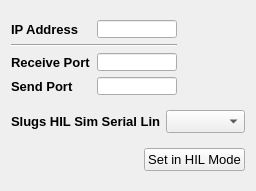
This is src/ui/slugshilsim.ui in mavlink/qgroundcontrol as Qt 5 draws it before an edit. The edited form follows.
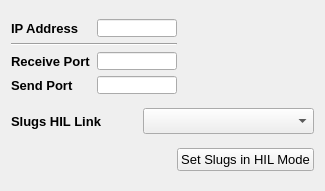
This is the edited form.

Commit message: Continuing work in HIL Sim for Slugs

```diff
--- a/src/ui/slugshilsim.ui
+++ b/src/ui/slugshilsim.ui
@@ -6,19 +6,19 @@
    <rect>
     <x>0</x>
     <y>0</y>
-    <width>256</width>
+    <width>325</width>
     <height>191</height>
    </rect>
   </property>
   <property name="minimumSize">
    <size>
-    <width>256</width>
+    <width>320</width>
     <height>191</height>
    </size>
   </property>
   <property name="maximumSize">
    <size>
-    <width>367</width>
+    <width>450</width>
     <height>229</height>
    </size>
   </property>
@@ -45,7 +45,7 @@
           </font>
          </property>
          <property name="layoutDirection">
-          <enum>Qt::RightToLeft</enum>
+          <enum>Qt::LeftToRight</enum>
          </property>
          <property name="text">
           <string>IP Address</string>
@@ -91,7 +91,7 @@
           </font>
          </property>
          <property name="layoutDirection">
-          <enum>Qt::RightToLeft</enum>
+          <enum>Qt::LeftToRight</enum>
          </property>
          <property name="text">
           <string>Receive Port</string>
@@ -124,7 +124,7 @@
           </font>
          </property>
          <property name="layoutDirection">
-          <enum>Qt::RightToLeft</enum>
+          <enum>Qt::LeftToRight</enum>
          </property>
          <property name="text">
           <string>Send Port</string>
@@ -165,8 +165,8 @@
     </layout>
    </item>
    <item>
-    <layout class="QGridLayout" name="gridLayout_2">
-     <item row="0" column="0">
+    <layout class="QHBoxLayout" name="horizontalLayout_3">
+     <item>
       <widget class="QLabel" name="label_4">
        <property name="font">
         <font>
@@ -179,12 +179,32 @@
         <enum>Qt::RightToLeft</enum>
        </property>
        <property name="text">
-        <string>Slugs HIL Sim Serial Link</string>
+        <string>Slugs HIL Link</string>
        </property>
       </widget>
      </item>
-     <item row="0" column="1">
-      <widget class="QComboBox" name="cb_mavlinkLinks"/>
+     <item>
+      <spacer name="horizontalSpacer_3">
+       <property name="orientation">
+        <enum>Qt::Horizontal</enum>
+       </property>
+       <property name="sizeHint" stdset="0">
+        <size>
+         <width>40</width>
+         <height>20</height>
+        </size>
+       </property>
+      </spacer>
+     </item>
+     <item>
+      <widget class="QComboBox" name="cb_mavlinkLinks">
+       <property name="minimumSize">
+        <size>
+         <width>171</width>
+         <height>26</height>
+        </size>
+       </property>
+      </widget>
      </item>
     </layout>
    </item>
@@ -206,7 +226,10 @@
      <item>
       <widget class="QPushButton" name="bt_startHil">
        <property name="text">
-        <string>Set in HIL Mode</string>
+        <string>Set Slugs in HIL Mode</string>
+       </property>
+       <property name="checkable">
+        <bool>true</bool>
        </property>
       </widget>
      </item>
```
Left out of the diff: 2 changed lines with no effect on the pictures. The commit also changes 5 other files.
